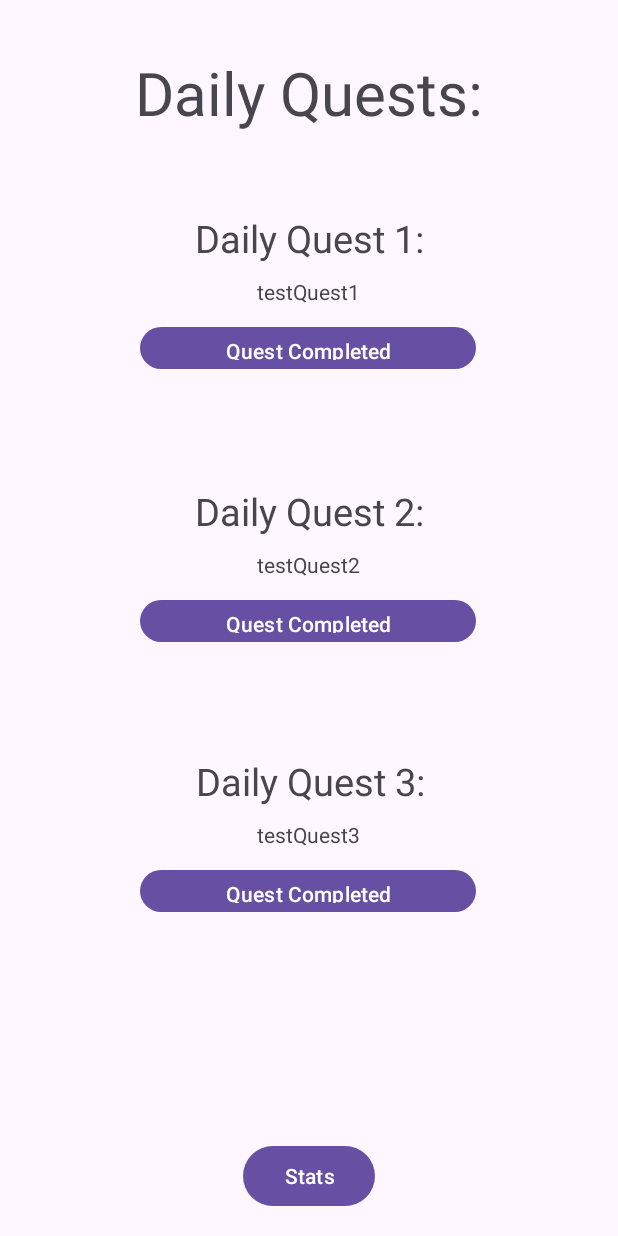
After one commit to moonlitMagician/fantasySelfImprovement, an Android app: the questScreen screen opened directly, with no data from a screen before it, on a phone screen of 412 x 824 dp. The commit adds this screen. Run offline under Robolectric (Android 15) with nearby library versions, the phone set to English and light mode, and no system bars.

Commit message:
added quests

```diff
--- a/app/src/main/AndroidManifest.xml
+++ b/app/src/main/AndroidManifest.xml
@@ -13,6 +13,9 @@
         android:theme="@style/Theme.Selfimprove"
         tools:targetApi="31">
         <activity
+            android:name=".questScreen"
+            android:exported="false" />
+        <activity
             android:name=".MainActivity"
             android:exported="true">
             <intent-filter>
--- a/app/src/main/java/com/example/selfimprove/MainActivity.kt
+++ b/app/src/main/java/com/example/selfimprove/MainActivity.kt
@@ -1,17 +1,22 @@
 package com.example.selfimprove
 
 import android.annotation.SuppressLint
+import android.content.Intent
 import android.os.Bundle
 import android.widget.Button
 import android.widget.ProgressBar
 import android.widget.TextView
 import androidx.activity.enableEdgeToEdge
+import androidx.activity.result.ActivityResultLauncher
+import androidx.activity.result.contract.ActivityResultContracts
 import androidx.appcompat.app.AppCompatActivity
 import androidx.core.view.ViewCompat
 import androidx.core.view.WindowInsetsCompat
 
 class MainActivity : AppCompatActivity() {
     @SuppressLint("MissingInflatedId")
+    //request codes
+    private val STRENGTH_REQUEST_CODE = 0
 
     //exp variables
     var strengthXp = 0
@@ -25,12 +30,14 @@ class MainActivity : AppCompatActivity() {
     lateinit var levelNum: TextView
 
     //level variables
+    var overallLevel = 0
     var strengthLevel = 0
     var smartLevel = 0
     var dexLevel = 0
     var wisLevel = 0
     var chsLevel = 0
     var conLevel = 0
+
 
     //stats level numbers
     lateinit var strengthNum: TextView
@@ -40,9 +47,21 @@ class MainActivity : AppCompatActivity() {
     lateinit var chsNum: TextView
     lateinit var conNum: TextView
 
+    //progress bars
+    lateinit var strengthProgress: ProgressBar
+    lateinit var smartProgress: ProgressBar
+    lateinit var dexProgress: ProgressBar
+    lateinit var wisProgress: ProgressBar
+    lateinit var chsProgress: ProgressBar
+    lateinit var conProgress: ProgressBar
+
+    //launchers
+    private lateinit var questLauncher: ActivityResultLauncher<Intent>
 
     @SuppressLint("MissingInflatedId")
     override fun onCreate(savedInstanceState: Bundle?) {
+
+
         super.onCreate(savedInstanceState)
         enableEdgeToEdge()
         setContentView(R.layout.activity_main)
@@ -50,6 +69,35 @@ class MainActivity : AppCompatActivity() {
             val systemBars = insets.getInsets(WindowInsetsCompat.Type.systemBars())
             v.setPadding(systemBars.left, systemBars.top, systemBars.right, systemBars.bottom)
             insets
+        }
+
+        questLauncher = registerForActivityResult(ActivityResultContracts.StartActivityForResult()) { result ->
+            if (result.resultCode == RESULT_OK) {
+                val data = result.data
+                data?.let {
+
+                    //getting xp from each quest type
+                    val strengthXpEarned = it.getIntExtra("strengthXpEarned", 0)
+                    val dexXpEarned = it.getIntExtra("dexXpEarned", 0)
+                    val wisXpEarned = it.getIntExtra("wisXpEarned", 0)
+
+                    //updating xp values
+                    dexXp += dexXpEarned
+                    wisXp += wisXpEarned
+                    strengthXp += strengthXpEarned
+
+                    //invoking the methods
+                    if (strengthXpEarned > 0) {
+                        increaseStrength(strengthProgress)
+                    }
+                    if (dexXpEarned > 0) {
+                        increaseDex(dexProgress)
+                    }
+                    if (wisXpEarned > 0) {
+                        increaseWis(wisProgress)
+                    }
+                }
+            }
         }
 
         //overall level text render
@@ -64,13 +112,16 @@ class MainActivity : AppCompatActivity() {
         chsNum = findViewById(R.id.chsNum)
         conNum = findViewById(R.id.conNum)
 
+        //setting max progress
+
+
         //Rendered Progress bars
-        val strengthProgress = findViewById<ProgressBar>(R.id.strengthProgress)
-        val smartProgress = findViewById<ProgressBar>(R.id.intProgress)
-        val dexProgress = findViewById<ProgressBar>(R.id.dexProgress)
-        val wisProgress = findViewById<ProgressBar>(R.id.wisProgress)
-        val chsProgress = findViewById<ProgressBar>(R.id.chsProgress)
-        val conProgress = findViewById<ProgressBar>(R.id.conProgress)
+        strengthProgress = findViewById<ProgressBar>(R.id.strengthProgress)
+        smartProgress = findViewById<ProgressBar>(R.id.intProgress)
+        dexProgress = findViewById(R.id.dexProgress)
+        wisProgress = findViewById<ProgressBar>(R.id.wisProgress)
+        chsProgress = findViewById<ProgressBar>(R.id.chsProgress)
+        conProgress = findViewById<ProgressBar>(R.id.conProgress)
 
         //Main Buttons
         val questButton = findViewById<Button>(R.id.questButton)
@@ -79,6 +130,13 @@ class MainActivity : AppCompatActivity() {
         val placeholderButton1 = findViewById<Button>(R.id.placehold1)
         val placeholderButton2 = findViewById<Button>(R.id.placehold2)
 
+        //logic to send the user to the quests screen
+        questButton.setOnClickListener {
+            val intent = Intent(this, questScreen::class.java)
+            questLauncher.launch(intent)
+        }
+
+        //testing button for levelling up
         placeholderButton1.setOnClickListener {
             increaseStrength(strengthProgress)
             increaseSmart(smartProgress)
@@ -89,9 +147,11 @@ class MainActivity : AppCompatActivity() {
         }
     }
 
+
+
+
     //ALL INCREASE STAT FUNCTIONS ARE PLACEHOLDER FOR NOW (until the quests screen is done)
     fun increaseStrength(strengthBar: ProgressBar){
-            strengthXp += 50
         if (strengthXp <= strengthBar.max) {
             strengthBar.progress += strengthXp
         } else {
@@ -104,7 +164,6 @@ class MainActivity : AppCompatActivity() {
     }
 
     fun increaseSmart(smartBar : ProgressBar){
-        smartXp += 25
         if (smartXp <= smartBar.max) {
             smartBar.progress += smartXp
         } else {
@@ -117,7 +176,6 @@ class MainActivity : AppCompatActivity() {
     }
 
     fun increaseDex(dexBar : ProgressBar){
-        dexXp += 33
         if (dexXp <= dexBar.max) {
             dexBar.progress += dexXp
         } else {
@@ -130,7 +188,6 @@ class MainActivity : AppCompatActivity() {
     }
 
     fun increaseWis(wisBar : ProgressBar){
-        wisXp += 33
         if (wisXp <= wisBar.max) {
             wisBar.progress += wisXp
         } else {
@@ -143,7 +200,6 @@ class MainActivity : AppCompatActivity() {
     }
 
     fun increaseChs(chsBar: ProgressBar){
-        chsXp += 33
         if (chsXp <= chsBar.max){
             chsBar.progress += chsXp
         } else {
@@ -156,7 +212,6 @@ class MainActivity : AppCompatActivity() {
     }
 
     fun increaseCon(conBar: ProgressBar){
-        conXp += 35
         if (conXp <= conBar.max){
             conBar.progress += conXp
         } else {
@@ -171,7 +226,7 @@ class MainActivity : AppCompatActivity() {
 
 
     private fun updateOverallLevel(){
-        var overallLevel =+ strengthLevel + smartLevel + dexLevel + wisLevel + chsLevel + conLevel
+        overallLevel =+ strengthLevel + smartLevel + dexLevel + wisLevel + chsLevel + conLevel
         var displayLevel = overallLevel / 2
         levelNum.text = displayLevel.toString()
     }
--- /dev/null
+++ b/app/src/main/java/com/example/selfimprove/questScreen.kt
@@ -0,0 +1,61 @@
+package com.example.selfimprove
+
+import android.annotation.SuppressLint
+import android.content.Intent
+import android.os.Bundle
+import android.widget.Button
+import androidx.activity.enableEdgeToEdge
+import androidx.appcompat.app.AppCompatActivity
+import androidx.core.view.ViewCompat
+import androidx.core.view.WindowInsetsCompat
+
+class questScreen : AppCompatActivity() {
+    @SuppressLint("MissingInflatedId")
+    override fun onCreate(savedInstanceState: Bundle?) {
+        super.onCreate(savedInstanceState)
+        enableEdgeToEdge()
+        setContentView(R.layout.activity_quest_screen)
+        ViewCompat.setOnApplyWindowInsetsListener(findViewById(R.id.main)) { v, insets ->
+            val systemBars = insets.getInsets(WindowInsetsCompat.Type.systemBars())
+            v.setPadding(systemBars.left, systemBars.top, systemBars.right, systemBars.bottom)
+            insets
+        }
+
+        //linking buttons
+        val statButton = findViewById<Button>(R.id.statButton)
+
+        //quest buttons
+        val complete1 = findViewById<Button>(R.id.complete1)
+        val complete2 = findViewById<Button>(R.id.complete2)
+        val complete3 = findViewById<Button>(R.id.complete3)
+
+        var questValue = 100
+
+        //logic to send the user back to the stat screen
+        statButton.setOnClickListener {
+            finish()
+        }
+
+        //test condition for completing quests
+        complete1.setOnClickListener {
+            val resultIntent = Intent()
+            resultIntent.putExtra("strengthXpEarned", 50)
+            setResult(RESULT_OK, resultIntent)
+            finish()
+        }
+
+        complete2.setOnClickListener {
+            val resultIntent = Intent()
+            resultIntent.putExtra("dexXpEarned", 75)
+            setResult(RESULT_OK, resultIntent)
+            finish()
+        }
+
+        complete3.setOnClickListener {
+            val resultIntent = Intent()
+            resultIntent.putExtra("wisXpEarned", 100)
+            setResult(RESULT_OK, resultIntent)
+            finish()
+        }
+    }
+}
--- a/app/src/main/res/layout/activity_main.xml
+++ b/app/src/main/res/layout/activity_main.xml
@@ -13,6 +13,7 @@
         style="?android:attr/progressBarStyleHorizontal"
         android:layout_width="109dp"
         android:layout_height="16dp"
+        android:progress="0"
         android:max="100"
         app:layout_constraintBottom_toBottomOf="parent"
         app:layout_constraintEnd_toEndOf="parent"
--- /dev/null
+++ b/app/src/main/res/layout/activity_quest_screen.xml
@@ -0,0 +1,149 @@
+<?xml version="1.0" encoding="utf-8"?>
+<androidx.constraintlayout.widget.ConstraintLayout xmlns:android="http://schemas.android.com/apk/res/android"
+        xmlns:app="http://schemas.android.com/apk/res-auto"
+        xmlns:tools="http://schemas.android.com/tools"
+        android:id="@+id/main"
+        android:layout_width="match_parent"
+        android:layout_height="match_parent"
+        tools:context=".questScreen">
+
+    <TextView
+        android:id="@+id/questText"
+        android:layout_width="250dp"
+        android:layout_height="53dp"
+        android:layout_marginTop="33dp"
+        android:layout_marginBottom="679dp"
+        android:text="Daily Quests:"
+        android:textAlignment="center"
+        android:textSize="40dp"
+        app:layout_constraintBottom_toBottomOf="parent"
+        app:layout_constraintEnd_toEndOf="parent"
+        app:layout_constraintStart_toStartOf="parent"
+        app:layout_constraintTop_toTopOf="parent"
+        app:layout_constraintVertical_bias="0.027" />
+
+    <Button
+            android:id="@+id/statButton"
+            android:layout_width="wrap_content"
+            android:layout_height="wrap_content"
+            android:layout_marginBottom="16dp"
+            android:text="Stats"
+            app:layout_constraintBottom_toBottomOf="parent"
+            app:layout_constraintEnd_toEndOf="parent"
+            app:layout_constraintStart_toStartOf="parent" />
+
+    <TextView
+        android:id="@+id/quest1Text"
+        android:layout_width="227dp"
+        android:layout_height="43dp"
+        android:text="Daily Quest 1:"
+        android:textAlignment="center"
+        android:textSize="25dp"
+        app:layout_constraintBottom_toBottomOf="parent"
+        app:layout_constraintEnd_toEndOf="parent"
+        app:layout_constraintStart_toStartOf="parent"
+        app:layout_constraintTop_toTopOf="parent"
+        app:layout_constraintVertical_bias="0.181" />
+
+    <TextView
+        android:id="@+id/quest1"
+        android:layout_width="227dp"
+        android:layout_height="26dp"
+        android:layout_marginStart="92dp"
+        android:text="testQuest1"
+        android:textAlignment="center"
+        app:layout_constraintBottom_toBottomOf="parent"
+        app:layout_constraintStart_toStartOf="parent"
+        app:layout_constraintTop_toBottomOf="@+id/quest1Text"
+        app:layout_constraintVertical_bias="0.0" />
+
+    <Button
+        android:id="@+id/complete1"
+        android:layout_width="224dp"
+        android:layout_height="36dp"
+        android:layout_marginTop="3dp"
+        android:text="Quest Completed"
+        app:layout_constraintBottom_toBottomOf="parent"
+        app:layout_constraintEnd_toEndOf="parent"
+        app:layout_constraintHorizontal_bias="0.497"
+        app:layout_constraintStart_toStartOf="parent"
+        app:layout_constraintTop_toBottomOf="@+id/quest1"
+        app:layout_constraintVertical_bias="0.0" />
+
+    <TextView
+        android:id="@+id/quest2Text"
+        android:layout_width="227dp"
+        android:layout_height="43dp"
+        android:text="Daily Quest 2:"
+        android:textAlignment="center"
+        android:textSize="25dp"
+        app:layout_constraintBottom_toBottomOf="parent"
+        app:layout_constraintEnd_toEndOf="parent"
+        app:layout_constraintStart_toStartOf="parent"
+        app:layout_constraintTop_toTopOf="parent"
+        app:layout_constraintVertical_bias="0.414" />
+
+    <TextView
+        android:id="@+id/quest2"
+        android:layout_width="227dp"
+        android:layout_height="26dp"
+        android:layout_marginStart="92dp"
+        android:text="testQuest2"
+        android:textAlignment="center"
+        app:layout_constraintBottom_toBottomOf="parent"
+        app:layout_constraintStart_toStartOf="parent"
+        app:layout_constraintTop_toBottomOf="@+id/quest2Text"
+        app:layout_constraintVertical_bias="0.0" />
+
+    <Button
+        android:id="@+id/complete2"
+        android:layout_width="224dp"
+        android:layout_height="36dp"
+        android:layout_marginTop="3dp"
+        android:text="Quest Completed"
+        app:layout_constraintBottom_toBottomOf="parent"
+        app:layout_constraintEnd_toEndOf="parent"
+        app:layout_constraintHorizontal_bias="0.497"
+        app:layout_constraintStart_toStartOf="parent"
+        app:layout_constraintTop_toBottomOf="@+id/quest2"
+        app:layout_constraintVertical_bias="0.0" />
+
+    <TextView
+        android:id="@+id/quest3Text"
+        android:layout_width="227dp"
+        android:layout_height="43dp"
+        android:text="Daily Quest 3:"
+        android:textAlignment="center"
+        android:textSize="25dp"
+        app:layout_constraintBottom_toBottomOf="parent"
+        app:layout_constraintEnd_toEndOf="parent"
+        app:layout_constraintHorizontal_bias="0.505"
+        app:layout_constraintStart_toStartOf="parent"
+        app:layout_constraintTop_toTopOf="parent"
+        app:layout_constraintVertical_bias="0.645" />
+
+    <TextView
+        android:id="@+id/quest3"
+        android:layout_width="227dp"
+        android:layout_height="26dp"
+        android:layout_marginStart="92dp"
+        android:text="testQuest3"
+        android:textAlignment="center"
+        app:layout_constraintBottom_toBottomOf="parent"
+        app:layout_constraintStart_toStartOf="parent"
+        app:layout_constraintTop_toBottomOf="@+id/quest3Text"
+        app:layout_constraintVertical_bias="0.0" />
+
+    <Button
+        android:id="@+id/complete3"
+        android:layout_width="224dp"
+        android:layout_height="36dp"
+        android:layout_marginTop="3dp"
+        android:text="Quest Completed"
+        app:layout_constraintBottom_toBottomOf="parent"
+        app:layout_constraintEnd_toEndOf="parent"
+        app:layout_constraintHorizontal_bias="0.497"
+        app:layout_constraintStart_toStartOf="parent"
+        app:layout_constraintTop_toBottomOf="@+id/quest3"
+        app:layout_constraintVertical_bias="0.0" />
+</androidx.constraintlayout.widget.ConstraintLayout>
```
